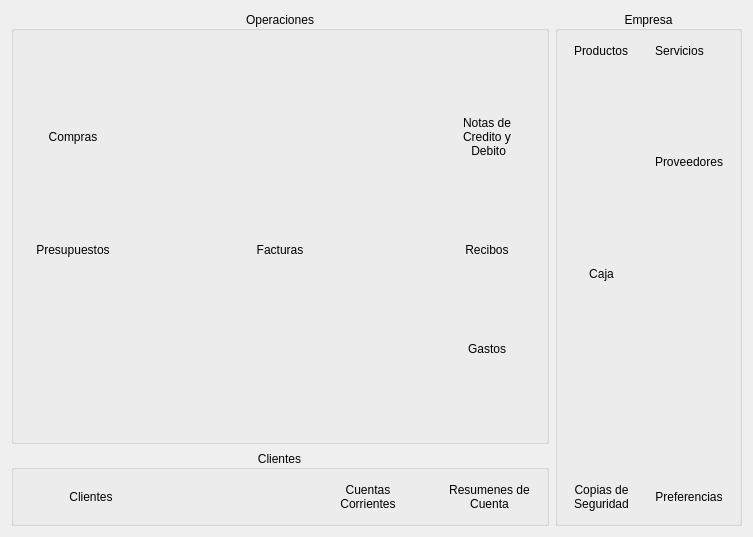
Old version of the form trunk/src/FormPantallaInicialBase.ui in the repository chungote/gestotux.
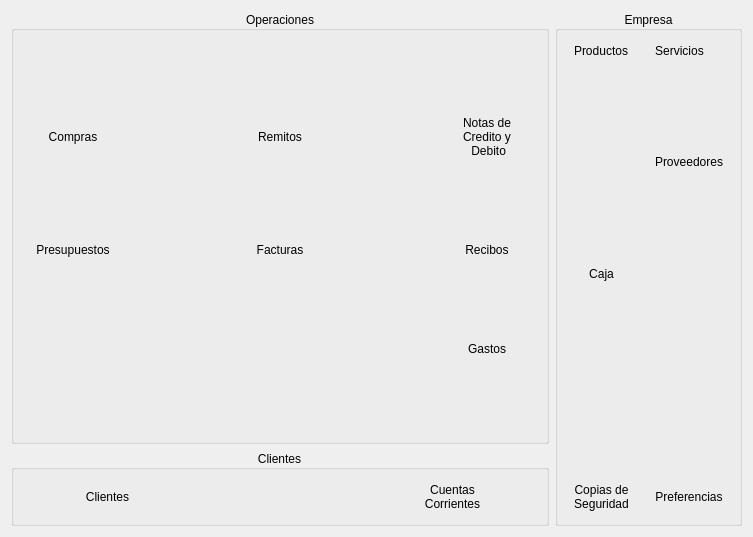
New version of the form. Icons and pictures are not drawn.

Commit message: - Agregado iconos de remitos. - Agregado boton de remitos en la pantalla inicial. - Mejorado el sistema de simulación de cuotas.

Patch:
```diff
--- a/trunk/src/FormPantallaInicialBase.ui
+++ b/trunk/src/FormPantallaInicialBase.ui
@@ -158,19 +158,6 @@
         </property>
        </spacer>
       </item>
-      <item row="0" column="2">
-       <spacer name="horizontalSpacer_8">
-        <property name="orientation">
-         <enum>Qt::Horizontal</enum>
-        </property>
-        <property name="sizeHint" stdset="0">
-         <size>
-          <width>40</width>
-          <height>20</height>
-         </size>
-        </property>
-       </spacer>
-      </item>
       <item row="0" column="3">
        <spacer name="horizontalSpacer_9">
         <property name="orientation">
@@ -322,6 +309,35 @@
         </property>
        </spacer>
       </item>
+      <item row="0" column="2">
+       <widget class="QToolButton" name="TBRemitos">
+        <property name="sizePolicy">
+         <sizepolicy hsizetype="MinimumExpanding" vsizetype="Maximum">
+          <horstretch>0</horstretch>
+          <verstretch>0</verstretch>
+         </sizepolicy>
+        </property>
+        <property name="text">
+         <string>Remitos</string>
+        </property>
+        <property name="icon">
+         <iconset resource="../plugins/default/default.qrc">
+          <normaloff>:/imagenes/gestotux32.png</normaloff>:/imagenes/gestotux32.png</iconset>
+        </property>
+        <property name="iconSize">
+         <size>
+          <width>32</width>
+          <height>32</height>
+         </size>
+        </property>
+        <property name="toolButtonStyle">
+         <enum>Qt::ToolButtonTextUnderIcon</enum>
+        </property>
+        <property name="autoRaise">
+         <bool>true</bool>
+        </property>
+       </widget>
+      </item>
      </layout>
     </widget>
    </item>
@@ -642,30 +658,6 @@
         </property>
        </widget>
       </item>
-      <item>
-       <widget class="QToolButton" name="TBResumenCtaCte">
-        <property name="text">
-         <string>Resumenes de
-Cuenta</string>
-        </property>
-        <property name="icon">
-         <iconset resource="../plugins/default/default.qrc">
-          <normaloff>:/imagenes/gestotux32.png</normaloff>:/imagenes/gestotux32.png</iconset>
-        </property>
-        <property name="iconSize">
-         <size>
-          <width>32</width>
-          <height>32</height>
-         </size>
-        </property>
-        <property name="toolButtonStyle">
-         <enum>Qt::ToolButtonTextUnderIcon</enum>
-        </property>
-        <property name="autoRaise">
-         <bool>true</bool>
-        </property>
-       </widget>
-      </item>
      </layout>
     </widget>
    </item>
```
The commit also changes 15 other files.
